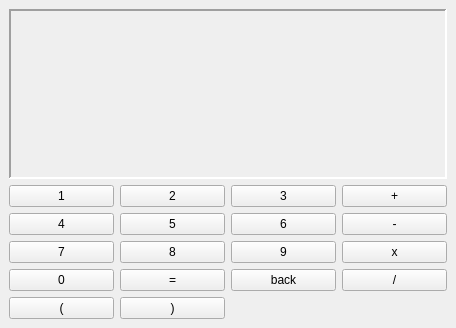
Before: the Qt Designer form Scientific calculator/mainwindow.ui in 1502shivam-singh/Desktop-apps, drawn with Qt 5.
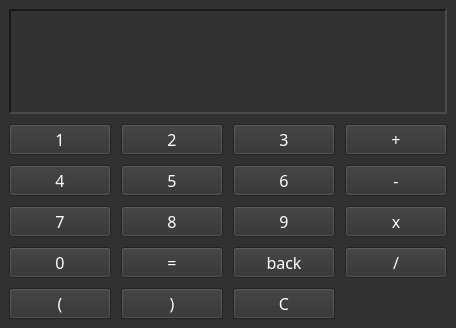
After: the same form once the commit is applied.

What changed in the file:
```diff
--- a/Scientific calculator/mainwindow.ui
+++ b/Scientific calculator/mainwindow.ui
@@ -10,15 +10,480 @@
     <height>328</height>
    </rect>
   </property>
+  <property name="palette">
+   <palette>
+    <active>
+     <colorrole role="WindowText">
+      <brush brushstyle="SolidPattern">
+       <color alpha="255">
+        <red>255</red>
+        <green>255</green>
+        <blue>255</blue>
+       </color>
+      </brush>
+     </colorrole>
+     <colorrole role="Button">
+      <brush brushstyle="SolidPattern">
+       <color alpha="255">
+        <red>49</red>
+        <green>49</green>
+        <blue>49</blue>
+       </color>
+      </brush>
+     </colorrole>
+     <colorrole role="Light">
+      <brush brushstyle="SolidPattern">
+       <color alpha="255">
+        <red>73</red>
+        <green>73</green>
+        <blue>73</blue>
+       </color>
+      </brush>
+     </colorrole>
+     <colorrole role="Midlight">
+      <brush brushstyle="SolidPattern">
+       <color alpha="255">
+        <red>61</red>
+        <green>61</green>
+        <blue>61</blue>
+       </color>
+      </brush>
+     </colorrole>
+     <colorrole role="Dark">
+      <brush brushstyle="SolidPattern">
+       <color alpha="255">
+        <red>24</red>
+        <green>24</green>
+        <blue>24</blue>
+       </color>
+      </brush>
+     </colorrole>
+     <colorrole role="Mid">
+      <brush brushstyle="SolidPattern">
+       <color alpha="255">
+        <red>33</red>
+        <green>33</green>
+        <blue>33</blue>
+       </color>
+      </brush>
+     </colorrole>
+     <colorrole role="Text">
+      <brush brushstyle="SolidPattern">
+       <color alpha="255">
+        <red>255</red>
+        <green>255</green>
+        <blue>255</blue>
+       </color>
+      </brush>
+     </colorrole>
+     <colorrole role="BrightText">
+      <brush brushstyle="SolidPattern">
+       <color alpha="255">
+        <red>255</red>
+        <green>255</green>
+        <blue>255</blue>
+       </color>
+      </brush>
+     </colorrole>
+     <colorrole role="ButtonText">
+      <brush brushstyle="SolidPattern">
+       <color alpha="255">
+        <red>255</red>
+        <green>255</green>
+        <blue>255</blue>
+       </color>
+      </brush>
+     </colorrole>
+     <colorrole role="Base">
+      <brush brushstyle="SolidPattern">
+       <color alpha="255">
+        <red>0</red>
+        <green>0</green>
+        <blue>0</blue>
+       </color>
+      </brush>
+     </colorrole>
+     <colorrole role="Window">
+      <brush brushstyle="SolidPattern">
+       <color alpha="255">
+        <red>49</red>
+        <green>49</green>
+        <blue>49</blue>
+       </color>
+      </brush>
+     </colorrole>
+     <colorrole role="Shadow">
+      <brush brushstyle="SolidPattern">
+       <color alpha="255">
+        <red>0</red>
+        <green>0</green>
+        <blue>0</blue>
+       </color>
+      </brush>
+     </colorrole>
+     <colorrole role="AlternateBase">
+      <brush brushstyle="SolidPattern">
+       <color alpha="255">
+        <red>24</red>
+        <green>24</green>
+        <blue>24</blue>
+       </color>
+      </brush>
+     </colorrole>
+     <colorrole role="ToolTipBase">
+      <brush brushstyle="SolidPattern">
+       <color alpha="255">
+        <red>255</red>
+        <green>255</green>
+        <blue>220</blue>
+       </color>
+      </brush>
+     </colorrole>
+     <colorrole role="ToolTipText">
+      <brush brushstyle="SolidPattern">
+       <color alpha="255">
+        <red>0</red>
+        <green>0</green>
+        <blue>0</blue>
+       </color>
+      </brush>
+     </colorrole>
+     <colorrole role="PlaceholderText">
+      <brush brushstyle="SolidPattern">
+       <color alpha="128">
+        <red>255</red>
+        <green>255</green>
+        <blue>255</blue>
+       </color>
+      </brush>
+     </colorrole>
+    </active>
+    <inactive>
+     <colorrole role="WindowText">
+      <brush brushstyle="SolidPattern">
+       <color alpha="255">
+        <red>255</red>
+        <green>255</green>
+        <blue>255</blue>
+       </color>
+      </brush>
+     </colorrole>
+     <colorrole role="Button">
+      <brush brushstyle="SolidPattern">
+       <color alpha="255">
+        <red>49</red>
+        <green>49</green>
+        <blue>49</blue>
+       </color>
+      </brush>
+     </colorrole>
+     <colorrole role="Light">
+      <brush brushstyle="SolidPattern">
+       <color alpha="255">
+        <red>73</red>
+        <green>73</green>
+        <blue>73</blue>
+       </color>
+      </brush>
+     </colorrole>
+     <colorrole role="Midlight">
+      <brush brushstyle="SolidPattern">
+       <color alpha="255">
+        <red>61</red>
+        <green>61</green>
+        <blue>61</blue>
+       </color>
+      </brush>
+     </colorrole>
+     <colorrole role="Dark">
+      <brush brushstyle="SolidPattern">
+       <color alpha="255">
+        <red>24</red>
+        <green>24</green>
+        <blue>24</blue>
+       </color>
+      </brush>
+     </colorrole>
+     <colorrole role="Mid">
+      <brush brushstyle="SolidPattern">
+       <color alpha="255">
+        <red>33</red>
+        <green>33</green>
+        <blue>33</blue>
+       </color>
+      </brush>
+     </colorrole>
+     <colorrole role="Text">
+      <brush brushstyle="SolidPattern">
+       <color alpha="255">
+        <red>255</red>
+        <green>255</green>
+        <blue>255</blue>
+       </color>
+      </brush>
+     </colorrole>
+     <colorrole role="BrightText">
+      <brush brushstyle="SolidPattern">
+       <color alpha="255">
+        <red>255</red>
+        <green>255</green>
+        <blue>255</blue>
+       </color>
+      </brush>
+     </colorrole>
+     <colorrole role="ButtonText">
+      <brush brushstyle="SolidPattern">
+       <color alpha="255">
+        <red>255</red>
+        <green>255</green>
+        <blue>255</blue>
+       </color>
+      </brush>
+     </colorrole>
+     <colorrole role="Base">
+      <brush brushstyle="SolidPattern">
+       <color alpha="255">
+        <red>0</red>
+        <green>0</green>
+        <blue>0</blue>
+       </color>
+      </brush>
+     </colorrole>
+     <colorrole role="Window">
+      <brush brushstyle="SolidPattern">
+       <color alpha="255">
+        <red>49</red>
+        <green>49</green>
+        <blue>49</blue>
+       </color>
+      </brush>
+     </colorrole>
+     <colorrole role="Shadow">
+      <brush brushstyle="SolidPattern">
+       <color alpha="255">
+        <red>0</red>
+        <green>0</green>
+        <blue>0</blue>
+       </color>
+      </brush>
+     </colorrole>
+     <colorrole role="AlternateBase">
+      <brush brushstyle="SolidPattern">
+       <color alpha="255">
+        <red>24</red>
+        <green>24</green>
+        <blue>24</blue>
+       </color>
+      </brush>
+     </colorrole>
+     <colorrole role="ToolTipBase">
+      <brush brushstyle="SolidPattern">
+       <color alpha="255">
+        <red>255</red>
+        <green>255</green>
+        <blue>220</blue>
+       </color>
+      </brush>
+     </colorrole>
+     <colorrole role="ToolTipText">
+      <brush brushstyle="SolidPattern">
+       <color alpha="255">
+        <red>0</red>
+        <green>0</green>
+        <blue>0</blue>
+       </color>
+      </brush>
+     </colorrole>
+     <colorrole role="PlaceholderText">
+      <brush brushstyle="SolidPattern">
+       <color alpha="128">
+        <red>255</red>
+        <green>255</green>
+        <blue>255</blue>
+       </color>
+      </brush>
+     </colorrole>
+    </inactive>
+    <disabled>
+     <colorrole role="WindowText">
+      <brush brushstyle="SolidPattern">
+       <color alpha="255">
+        <red>24</red>
+        <green>24</green>
+        <blue>24</blue>
+       </color>
+      </brush>
+     </colorrole>
+     <colorrole role="Button">
+      <brush brushstyle="SolidPattern">
+       <color alpha="255">
+        <red>49</red>
+        <green>49</green>
+        <blue>49</blue>
+       </color>
+      </brush>
+     </colorrole>
+     <colorrole role="Light">
+      <brush brushstyle="SolidPattern">
+       <color alpha="255">
+        <red>73</red>
+        <green>73</green>
+        <blue>73</blue>
+       </color>
+      </brush>
+     </colorrole>
+     <colorrole role="Midlight">
+      <brush brushstyle="SolidPattern">
+       <color alpha="255">
+        <red>61</red>
+        <green>61</green>
+        <blue>61</blue>
+       </color>
+      </brush>
+     </colorrole>
+     <colorrole role="Dark">
+      <brush brushstyle="SolidPattern">
+       <color alpha="255">
+        <red>24</red>
+        <green>24</green>
+        <blue>24</blue>
+       </color>
+      </brush>
+     </colorrole>
+     <colorrole role="Mid">
+      <brush brushstyle="SolidPattern">
+       <color alpha="255">
+        <red>33</red>
+        <green>33</green>
+        <blue>33</blue>
+       </color>
+      </brush>
+     </colorrole>
+     <colorrole role="Text">
+      <brush brushstyle="SolidPattern">
+       <color alpha="255">
+        <red>24</red>
+        <green>24</green>
+        <blue>24</blue>
+       </color>
+      </brush>
+     </colorrole>
+     <colorrole role="BrightText">
+      <brush brushstyle="SolidPattern">
+       <color alpha="255">
+        <red>255</red>
+        <green>255</green>
+        <blue>255</blue>
+       </color>
+      </brush>
+     </colorrole>
+     <colorrole role="ButtonText">
+      <brush brushstyle="SolidPattern">
+       <color alpha="255">
+        <red>24</red>
+        <green>24</green>
+        <blue>24</blue>
+       </color>
+      </brush>
+     </colorrole>
+     <colorrole role="Base">
+      <brush brushstyle="SolidPattern">
+       <color alpha="255">
+        <red>49</red>
+        <green>49</green>
+        <blue>49</blue>
+       </color>
+      </brush>
+     </colorrole>
+     <colorrole role="Window">
+      <brush brushstyle="SolidPattern">
+       <color alpha="255">
+        <red>49</red>
+        <green>49</green>
+        <blue>49</blue>
+       </color>
+      </brush>
+     </colorrole>
+     <colorrole role="Shadow">
+      <brush brushstyle="SolidPattern">
+       <color alpha="255">
+        <red>0</red>
+        <green>0</green>
+        <blue>0</blue>
+       </color>
+      </brush>
+     </colorrole>
+     <colorrole role="AlternateBase">
+      <brush brushstyle="SolidPattern">
+       <color alpha="255">
+        <red>49</red>
+        <green>49</green>
+        <blue>49</blue>
+       </color>
+      </brush>
+     </colorrole>
+     <colorrole role="ToolTipBase">
+      <brush brushstyle="SolidPattern">
+       <color alpha="255">
+        <red>255</red>
+        <green>255</green>
+        <blue>220</blue>
+       </color>
+      </brush>
+     </colorrole>
+     <colorrole role="ToolTipText">
+      <brush brushstyle="SolidPattern">
+       <color alpha="255">
+        <red>0</red>
+        <green>0</green>
+        <blue>0</blue>
+       </color>
+      </brush>
+     </colorrole>
+     <colorrole role="PlaceholderText">
+      <brush brushstyle="SolidPattern">
+       <color alpha="128">
+        <red>255</red>
+        <green>255</green>
+        <blue>255</blue>
+       </color>
+      </brush>
+     </colorrole>
+    </disabled>
+   </palette>
+  </property>
+  <property name="font">
+   <font>
+    <family>Montserrat</family>
+    <pointsize>12</pointsize>
+    <weight>50</weight>
+    <bold>false</bold>
+   </font>
+  </property>
   <property name="windowTitle">
-   <string>MainWindow</string>
+   <string>Calculator</string>
+  </property>
+  <property name="windowOpacity">
+   <double>1.000000000000000</double>
+  </property>
+  <property name="autoFillBackground">
+   <bool>false</bool>
   </property>
   <widget class="QWidget" name="centralwidget">
    <layout class="QVBoxLayout" name="verticalLayout_2">
     <item>
-     <layout class="QVBoxLayout" name="verticalLayout" stretch="1,0">
+     <layout class="QVBoxLayout" name="verticalLayout" stretch="1,1">
+      <property name="spacing">
+       <number>10</number>
+      </property>
+      <property name="sizeConstraint">
+       <enum>QLayout::SetMaximumSize</enum>
+      </property>
       <item>
        <widget class="QLabel" name="label">
+        <property name="enabled">
+         <bool>true</bool>
+        </property>
         <property name="frameShape">
          <enum>QFrame::Panel</enum>
         </property>
@@ -31,6 +496,9 @@
         <property name="text">
          <string/>
         </property>
+        <property name="scaledContents">
+         <bool>true</bool>
+        </property>
         <property name="alignment">
          <set>Qt::AlignRight|Qt::AlignTrailing|Qt::AlignVCenter</set>
         </property>
@@ -38,59 +506,60 @@
       </item>
       <item>
        <layout class="QGridLayout" name="gridLayout_4">
-        <item row="2" column="3">
-         <widget class="QPushButton" name="mult">
-          <property name="text">
-           <string>x</string>
-          </property>
-         </widget>
-        </item>
-        <item row="1" column="0">
-         <widget class="QPushButton" name="p4">
-          <property name="text">
-           <string>4</string>
-          </property>
-         </widget>
-        </item>
-        <item row="2" column="1">
-         <widget class="QPushButton" name="p8">
-          <property name="text">
-           <string>8</string>
-          </property>
-         </widget>
-        </item>
         <item row="2" column="0">
          <widget class="QPushButton" name="p7">
+          <property name="cursor">
+           <cursorShape>PointingHandCursor</cursorShape>
+          </property>
           <property name="text">
            <string>7</string>
           </property>
          </widget>
         </item>
-        <item row="1" column="2">
-         <widget class="QPushButton" name="p6">
+        <item row="4" column="2">
+         <widget class="QPushButton" name="clear">
           <property name="text">
-           <string>6</string>
-          </property>
-         </widget>
-        </item>
-        <item row="2" column="2">
-         <widget class="QPushButton" name="p9">
-          <property name="text">
-           <string>9</string>
+           <string>C</string>
           </property>
          </widget>
         </item>
         <item row="1" column="1">
          <widget class="QPushButton" name="p5">
+          <property name="cursor">
+           <cursorShape>PointingHandCursor</cursorShape>
+          </property>
           <property name="text">
            <string>5</string>
           </property>
          </widget>
         </item>
-        <item row="3" column="0">
-         <widget class="QPushButton" name="p0">
+        <item row="0" column="3">
+         <widget class="QPushButton" name="add">
+          <property name="cursor">
+           <cursorShape>PointingHandCursor</cursorShape>
+          </property>
           <property name="text">
-           <string>0</string>
+           <string>+</string>
+          </property>
+         </widget>
+        </item>
+        <item row="3" column="1">
+         <widget class="QPushButton" name="result">
+          <property name="cursor">
+           <cursorShape>PointingHandCursor</cursorShape>
+          </property>
+          <property name="text">
+           <string>=</string>
+          </property>
+         </widget>
+        </item>
+        <item row="2" column="1">
+         <widget class="QPushButton" name="p8">
+          <property name="cursor">
+           <cursorShape>PointingHandCursor</cursorShape>
+          </property>
+          <property name="text">
+           <string>8</string>
           </property>
          </widget>
         </item>
@@ -102,6 +571,9 @@
             <height>0</height>
            </size>
           </property>
+          <property name="cursor">
+           <cursorShape>PointingHandCursor</cursorShape>
+          </property>
           <property name="text">
            <string>1</string>
           </property>
@@ -115,64 +587,124 @@
         </item>
         <item row="0" column="1">
          <widget class="QPushButton" name="p2">
+          <property name="cursor">
+           <cursorShape>PointingHandCursor</cursorShape>
+          </property>
           <property name="text">
            <string>2</string>
           </property>
          </widget>
         </item>
-        <item row="3" column="3">
-         <widget class="QPushButton" name="divide">
+        <item row="4" column="1">
+         <widget class="QPushButton" name="closeB">
+          <property name="cursor">
+           <cursorShape>PointingHandCursor</cursorShape>
+          </property>
           <property name="text">
-           <string>/</string>
+           <string>)</string>
           </property>
          </widget>
         </item>
-        <item row="0" column="2">
-         <widget class="QPushButton" name="p3">
+        <item row="1" column="2">
+         <widget class="QPushButton" name="p6">
+          <property name="cursor">
+           <cursorShape>PointingHandCursor</cursorShape>
+          </property>
           <property name="text">
-           <string>3</string>
+           <string>6</string>
+          </property>
+         </widget>
+        </item>
+        <item row="1" column="0">
+         <widget class="QPushButton" name="p4">
+          <property name="cursor">
+           <cursorShape>PointingHandCursor</cursorShape>
+          </property>
+          <property name="text">
+           <string>4</string>
+          </property>
+         </widget>
+        </item>
+        <item row="2" column="2">
+         <widget class="QPushButton" name="p9">
+          <property name="cursor">
+           <cursorShape>PointingHandCursor</cursorShape>
+          </property>
+          <property name="text">
+           <string>9</string>
           </property>
          </widget>
         </item>
         <item row="1" column="3">
          <widget class="QPushButton" name="subtract">
+          <property name="cursor">
+           <cursorShape>PointingHandCursor</cursorShape>
+          </property>
           <property name="text">
            <string>-</string>
           </property>
          </widget>
         </item>
-        <item row="0" column="3">
-         <widget class="QPushButton" name="add">
-          <property name="text">
-           <string>+</string>
-          </property>
-         </widget>
-        </item>
-        <item row="3" column="2">
-         <widget class="QPushButton" name="back">
-          <property name="text">
-           <string>back</string>
-          </property>
-         </widget>
-        </item>
-        <item row="3" column="1">
-         <widget class="QPushButton" name="result">
-          <property name="text">
-           <string>=</string>
-          </property>
-         </widget>
-        </item>
         <item row="4" column="0">
          <widget class="QPushButton" name="openB">
+          <property name="cursor">
+           <cursorShape>PointingHandCursor</cursorShape>
+          </property>
           <property name="text">
            <string>(</string>
           </property>
          </widget>
         </item>
-        <item row="4" column="1">
-         <widget class="QPushButton" name="closeB">
+        <item row="3" column="2">
+         <widget class="QPushButton" name="back">
+          <property name="cursor">
+           <cursorShape>PointingHandCursor</cursorShape>
+          </property>
+          <property name="autoFillBackground">
+           <bool>true</bool>
+          </property>
           <property name="text">
-           <string>)</string>
+           <string>back</string>
+          </property>
+         </widget>
+        </item>
+        <item row="2" column="3">
+         <widget class="QPushButton" name="mult">
+          <property name="cursor">
+           <cursorShape>PointingHandCursor</cursorShape>
+          </property>
+          <property name="text">
+           <string>x</string>
+          </property>
+         </widget>
+        </item>
+        <item row="3" column="3">
+         <widget class="QPushButton" name="divide">
+          <property name="cursor">
+           <cursorShape>PointingHandCursor</cursorShape>
+          </property>
+          <property name="text">
+           <string>/</string>
+          </property>
+         </widget>
+        </item>
+        <item row="3" column="0">
+         <widget class="QPushButton" name="p0">
+          <property name="cursor">
+           <cursorShape>PointingHandCursor</cursorShape>
+          </property>
+          <property name="text">
+           <string>0</string>
+          </property>
+         </widget>
+        </item>
+        <item row="0" column="2">
+         <widget class="QPushButton" name="p3">
+          <property name="cursor">
+           <cursorShape>PointingHandCursor</cursorShape>
+          </property>
+          <property name="text">
+           <string>3</string>
           </property>
          </widget>
         </item>
```
